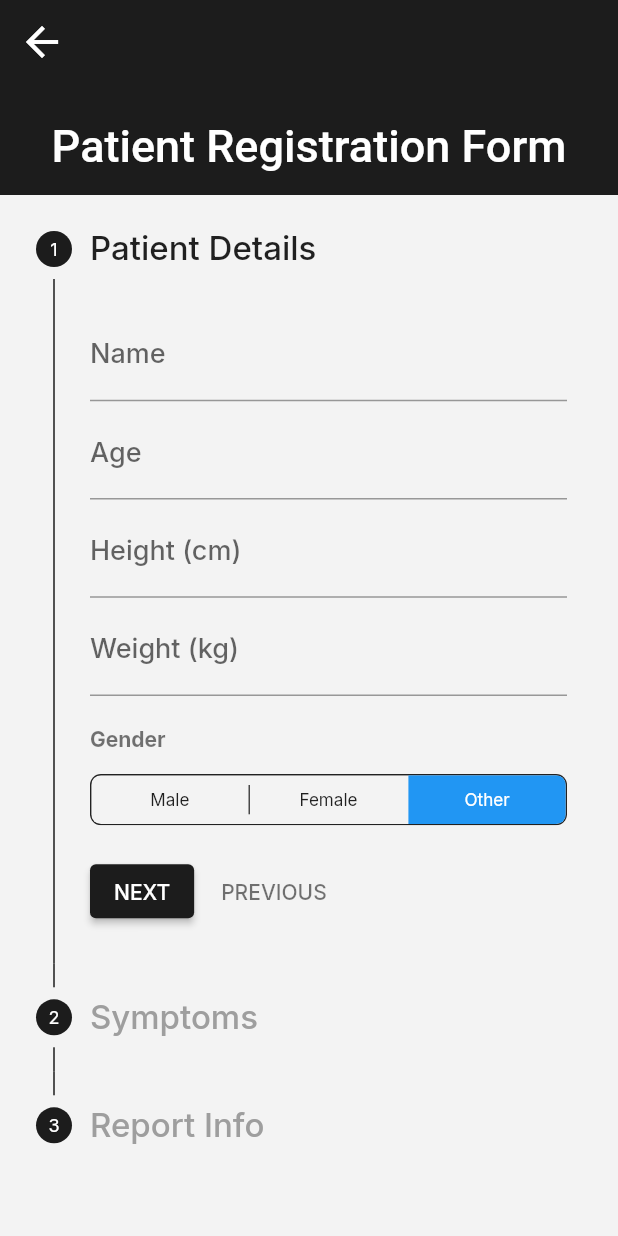
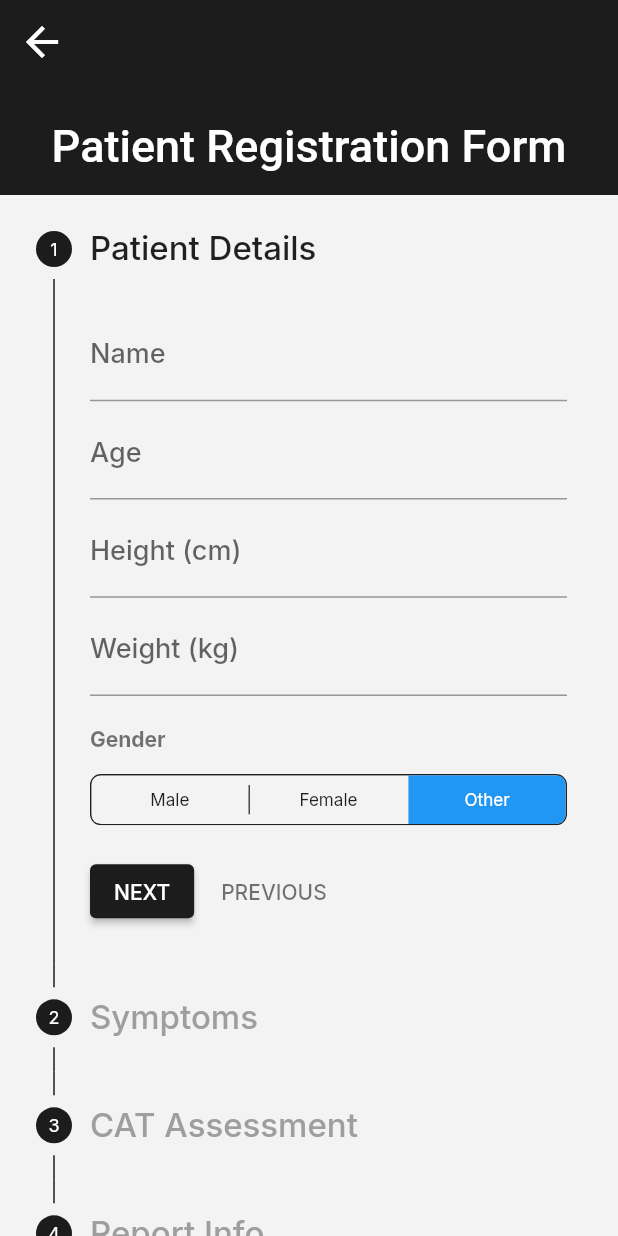
Before and after one commit to tb-rules10/DrScan, a Flutter app: the HomeScreen screen opened by its route, after a tap on "COPD Scan", on a phone screen of 412 x 824 dp. Run offline on Flutter 3.47's test engine with Material 2 defaults, Android fonts, the phone set to English and light mode, and no system bars; drawn by our look-alikes of toggle_switch; our stand-ins replace dio, google_fonts, open_file; network calls fail.

Commit message:
navigation added

```diff
--- a/lib/main.dart
+++ b/lib/main.dart
@@ -4,6 +4,7 @@ import 'package:dr_scan/pages/HomeScreen.dart';
 import 'package:dr_scan/pages/OnboardingScreen.dart';
 import 'package:dr_scan/pages/ReportScreen.dart';
 import 'package:dr_scan/pages/SettingsScreen.dart';
+import 'package:dr_scan/pages/ShowPatientsScreen.dart';
 import 'package:flutter/material.dart';
 import 'constants/theme.dart';
 
@@ -31,8 +32,9 @@ class BeKushal extends StatelessWidget {
           AuthenticationScreen.id: (context) => AuthenticationScreen(),
           HomeScreen.id: (context) => HomeScreen(),
           PatientFormScreen.id: (context) => PatientFormScreen(),
-          // ReportScreen.id: (context) => ReportScreen()
           SettingsScreen.id:(context) => SettingsScreen(),
+          ShowPatientsScreen.id: (context) => ShowPatientsScreen(),
+
 
         },
     );
--- a/lib/pages/HomeScreen.dart
+++ b/lib/pages/HomeScreen.dart
@@ -1,5 +1,7 @@
 import 'package:dio/dio.dart';
 import 'package:dr_scan/pages/PatientFormScreen.dart';
+import 'package:dr_scan/pages/SettingsScreen.dart';
+import 'package:dr_scan/pages/ShowPatientsScreen.dart';
 import 'package:flutter/material.dart';
 import 'package:google_fonts/google_fonts.dart';
 import 'package:http/http.dart' as http;
@@ -7,6 +9,8 @@ import 'package:open_file/open_file.dart';
 import '../components/homeScreenButtons.dart';
 import '../constants/textStyles.dart';
 import 'package:path_provider/path_provider.dart';
+
+import '../utils/PageTransition.dart';
 
 class HomeScreen extends StatefulWidget {
   static String id = "HomeScreen";
@@ -17,6 +21,7 @@ class HomeScreen extends StatefulWidget {
 }
 
 class _HomeScreenState extends State<HomeScreen> {
+  final GlobalKey<ScaffoldState> _scaffoldKey = GlobalKey<ScaffoldState>();
   @override
 
   Future<void> downloadFile(BuildContext context) async {
@@ -45,6 +50,7 @@ class _HomeScreenState extends State<HomeScreen> {
     double width = MediaQuery.of(context).size.width;
     var _colorScheme = Theme.of(context).colorScheme;
     return Scaffold(
+      key: _scaffoldKey,
       body: SafeArea(
         child: Padding(
           padding: const EdgeInsets.fromLTRB(20, 20, 20, 0),
@@ -58,10 +64,14 @@ class _HomeScreenState extends State<HomeScreen> {
                     backgroundImage: NetworkImage(
                         "https://img.freepik.com/free-vector/doctor-character-background_1270-84.jpg"),
                   ),
-
-                  Image.asset(
-                    "assets/images/button-removebg-preview.png",
-                    height: 45,
+                  GestureDetector(
+                    onTap: (){
+                      _scaffoldKey.currentState?.openEndDrawer();
+                    },
+                    child: Image.asset(
+                      "assets/images/button-removebg-preview.png",
+                      height: 45,
+                    ),
                   )
                 ],
               ),
@@ -106,7 +116,7 @@ class _HomeScreenState extends State<HomeScreen> {
                     heading: "See your Result",
                     subHeading: "Lorem iipsem somethin text",
                     onTap: (){
-
+                      Navigator.pushNamed(context, ShowPatientsScreen.id);
                     },
                   ),
                   WhiteButton(
@@ -119,6 +129,20 @@ class _HomeScreenState extends State<HomeScreen> {
                   ),
                 ],
               )
+            ],
+          ),
+        ),
+      ),
+      endDrawer: Drawer(
+        child: Center(
+          child: Column(
+            mainAxisAlignment: MainAxisAlignment.center,
+            crossAxisAlignment: CrossAxisAlignment.center,
+            children: [
+              Text(
+                'Future Scope',
+                style: TextStyle(fontSize: 20, fontWeight: FontWeight.bold),
+              ),
             ],
           ),
         ),
@@ -138,6 +162,17 @@ class _HomeScreenState extends State<HomeScreen> {
             iconSize: 30,
             elevation: 1.5,
             onTap: (int index) {
+                if(index == 0) {
+                  null;
+                } else{
+                  Navigator.push(
+                    context,
+                    FadePageRouteBuilder(
+                      builder: (context) => SettingsScreen(),
+                    ),
+                  );
+                  // Navigator.pushNamed(context, SettingsScreen.id);
+                }
 
             },
             items: const [
--- a/lib/pages/PatientFormScreen.dart
+++ b/lib/pages/PatientFormScreen.dart
@@ -23,11 +23,12 @@ class _PatientFormScreenState extends State<PatientFormScreen> {
   int _currentStep = 0;
   StepperType stepperType = StepperType.vertical;
   final _step1Key = GlobalKey<FormState>();
-  final _step3Key = GlobalKey<FormState>();
+  final _step4Key = GlobalKey<FormState>();
   final GlobalKey<ScaffoldState> _scaffoldKey = GlobalKey<ScaffoldState>();
   bool checkStep1 = false;
   bool checkStep2 = false;
   bool checkStep3 = false;
+  bool checkStep4 = false;
   TextEditingController _nameController = TextEditingController();
   TextEditingController _heightController = TextEditingController();
   TextEditingController _weightController = TextEditingController();
@@ -50,31 +51,58 @@ class _PatientFormScreenState extends State<PatientFormScreen> {
   static late String _hasDiabetes;
   static late String _hasBreathShortness;
   static late String _mMRCgrade;
+  List<int> catValues = List<int>.filled(8, 0);
   final List<String> _genderOptions = ['Male', 'Female', 'Other'];
   final List<String> _smokingOptions = ['Passive Smoker', 'Current Smoker', 'Non Smoker', 'Ex Smoker'];
   final List<String> _smokingPreference = ['Cigarette', 'Bidi', 'Ganja', 'Biomass Fuel'];
   final List<String> _mMRCgrading = ['Get breathless with strenuous exercise', 'Breath shortness when hurrying or walking up a slight hill', 'Walk slower than people of your age because of breathlessness', 'Stop for breath after walking about 100 yards or after a few minutes on level ground', 'Too breathless to leave the house or breathless while dressing/undressing'];
+  final List<String> catOptions = [
+    "I never cough",
+    "I have no phlegm in my chest at all",
+    "My chest does not feel tight at all",
+    "When I walk up a hill or one flight of stairs I am not breathless",
+    "I am not limited doing any activities at home",
+    "I am confident leaving my home despite my lung condition",
+    "I sleep soundly",
+    "I have lots of energy",
+  ];
 
+  void onCatValueChanged(int catIndex, int value) {
+    setState(() {
+      catValues[catIndex] = value;
+    });
+  }
   void checkStep1Complete(){
     setState(() => checkStep1 = _step1Key.currentState!.validate());
   }
   void checkStep2Complete(){
+    // print((_smokerIndex == 1) ? true : _smokerTypeIndex != -1);
     checkStep2 = (_smokerIndex != -1 &&
         _alcoholIndex != -1 &&
-        (_smokerIndex == 1) ? true : _smokerTypeIndex != -1 &&
+        (_smokerIndex == 2) ? true : _smokerTypeIndex != -1 &&
         _expectorationIndex != -1 &&
         _diabetesIndex != -1 &&
         _breathShortnessIndex != -1 &&
         _mMRCIndex != -1);
     setState(() => checkStep2);
-    if(!checkStep2) {
+    check(checkStep2);
+  }
+  void checkStep3Complete(){
+    setState(() {
+      checkStep3 = !catValues.contains(-1);
+    });
+    check(checkStep3);
+  }
+  void checkStep4Complete(){
+    setState(() => checkStep4 = _step4Key.currentState!.validate());
+  }
+  void check(bool checkStep) {
+    if(!checkStep) {
+      print("asdas");
       ScaffoldMessenger.of(context).showSnackBar(
           const SnackBar(content: Text("Answer all the Questions"))
       );
     }
-  }
-  void checkStep3Complete(){
-    setState(() => checkStep3 = _step3Key.currentState!.validate());
   }
 
   String? validateName(String? value) {
@@ -136,6 +164,7 @@ class _PatientFormScreenState extends State<PatientFormScreen> {
   }
 
   onStepContinue() async {
+    print(_currentStep);
     switch(_currentStep){
       case 0:
         checkStep1Complete();
@@ -152,9 +181,20 @@ class _PatientFormScreenState extends State<PatientFormScreen> {
       case 2:
         checkStep3Complete();
         if(checkStep3) {
+          setState(() => _currentStep += 1);
+        }
+        break;
+      case 3:
+        print("click");
+        checkStep4Complete();
+        if(checkStep4) {
+          checkStep3Complete();
           checkStep2Complete();
           checkStep1Complete();
-          if(!checkStep2){
+          if(!checkStep3){
+            setState(() => _currentStep = 2);
+          }
+          else if(!checkStep2){
             setState(() => _currentStep = 1);
           }
           else if(!checkStep1){
@@ -199,6 +239,7 @@ class _PatientFormScreenState extends State<PatientFormScreen> {
         hasBreathShortness: _hasBreathShortness,
         hasDiabetes: _hasDiabetes,
         mMRCgrade: int. parse(_mMRCgrade),
+        catValues: catValues,
         fev1PreBD: double.parse(_fev1Controller.text),
         fev1FVCPostBD: double.parse(_fev1_fvcCntroller.text),
       );
@@ -213,7 +254,7 @@ class _PatientFormScreenState extends State<PatientFormScreen> {
           url,
           headers: {'Content-Type': 'application/json'},
           body: jsonEncode(jsonData)
-      ).timeout(const Duration(seconds: 5));
+      ).timeout(const Duration(seconds: 10));
       Map<String, dynamic> temp = await json.decode(response.body);
       patientData.goldGrade = temp['Gold Grade'];
       print(temp);
@@ -296,7 +337,7 @@ class _PatientFormScreenState extends State<PatientFormScreen> {
                                 children: [
                                   ElevatedButton(
                                     onPressed: onStepContinue,
-                                    child: Text(_currentStep < 2 ? "NEXT" : "SUBMIT"),
+                                    child: Text(_currentStep < 3 ? "NEXT" : "SUBMIT"),
                                   ),
                                   SizedBox(width: 10.0,),
                                   TextButton(
@@ -587,6 +628,39 @@ class _PatientFormScreenState extends State<PatientFormScreen> {
                             ),
                             Step(
                               title: Text(
+                                "CAT Assessment",
+                                style: GoogleFonts.inter(
+                                  fontWeight: FontWeight.w500,
+                                  fontSize: 22,
+                                  color: (_currentStep == 1) ? null : Colors.grey,
+                                ),
+                              ),
+                              content: Column(
+                                children: <Widget>[
+                                  for (int catIndex = 0; catIndex < 8; catIndex++)
+                                    Padding(
+                                      padding: (catIndex == 7) ? EdgeInsets.only(bottom: 5.0) : EdgeInsets.only(bottom: 20.0),
+                                      child: buildToggleButton(
+                                        context,
+                                        catValues[catIndex],
+                                        catOptions[catIndex],
+                                        ["0", "1", "2", "3", "4", "5"],
+                                            (index) {
+                                          print(index);
+                                          onCatValueChanged(catIndex, index!);
+                                        },
+                                        toggleSwitches: 6,
+                                        height: 50,
+                                      ),
+                                    ),
+
+                                ],
+                              ),
+                              isActive: _currentStep >= 0,
+                              state: checkStep3? StepState.complete : StepState.indexed,
+                            ),
+                            Step(
+                              title: Text(
                                 "Report Info",
                                 style: GoogleFonts.inter(
                                   fontWeight: FontWeight.w500,
@@ -595,7 +669,7 @@ class _PatientFormScreenState extends State<PatientFormScreen> {
                                 ),
                               ),
                               content: Form(
-                                key: _step3Key,
+                                key: _step4Key,
                                 child: Column(
                                   children: <Widget>[
                                     buildTextFormField(
@@ -615,7 +689,7 @@ class _PatientFormScreenState extends State<PatientFormScreen> {
                                 ),
                               ),
                               isActive:_currentStep >= 0,
-                              state: checkStep3 ? StepState.complete : StepState.indexed,
+                              state: checkStep4 ? StepState.complete : StepState.indexed,
                             ),
                           ],
                         ),
--- a/lib/utils/Patient-Model.dart
+++ b/lib/utils/Patient-Model.dart
@@ -14,6 +14,7 @@ class PatientData {
   double fev1PreBD;
   double fev1FVCPostBD;
   int? goldGrade;
+  List<int> catValues;
 
   PatientData({
     required this.name,
@@ -30,6 +31,7 @@ class PatientData {
     required this.mMRCgrade,
     required this.fev1PreBD,
     required this.fev1FVCPostBD,
+    required this.catValues,
     this.goldGrade = null,
   });
 
@@ -47,6 +49,7 @@ class PatientData {
       'CIGARETTE/BIDI/GANJA': smokerType,
       'ALCOHOL USE': alcoholConsumer,
       'mMRC GRADE': mMRCgrade,
+      'Cat Values': catValues,
       '(FEV1 PRE BD) %PRED': fev1PreBD,
       '(FEV1/FVC POST BD ) L/SEC': fev1FVCPostBD,
       'Gold Grade': goldGrade,
@@ -67,6 +70,7 @@ class PatientData {
       smokerType: json['CIGARETTE/BIDI/GANJA'],
       alcoholConsumer: json['ALCOHOL USE'],
       mMRCgrade: json['mMRC GRADE'],
+      catValues: json['Cat Values'],
       fev1PreBD: json['(FEV1 PRE BD) %PRED'],
       fev1FVCPostBD: json['(FEV1/FVC POST BD ) L/SEC'],
       goldGrade: json['Gold Grade'],
```
Also changed, not shown: lib/pages/SettingsScreen.dart (+11 -17 lines), lib/pages/ShowPatientsScreen.dart (added, +59 -0 lines), lib/utils/PageTransition.dart (added, +52 -0 lines).
